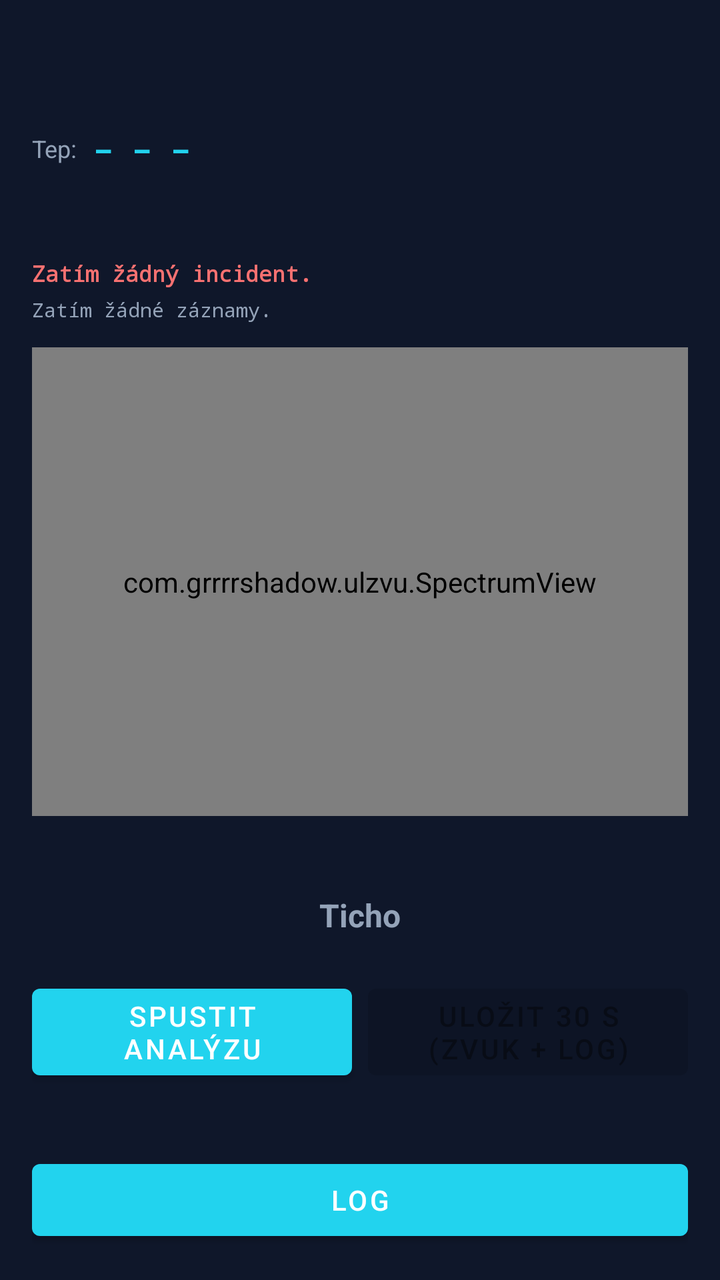
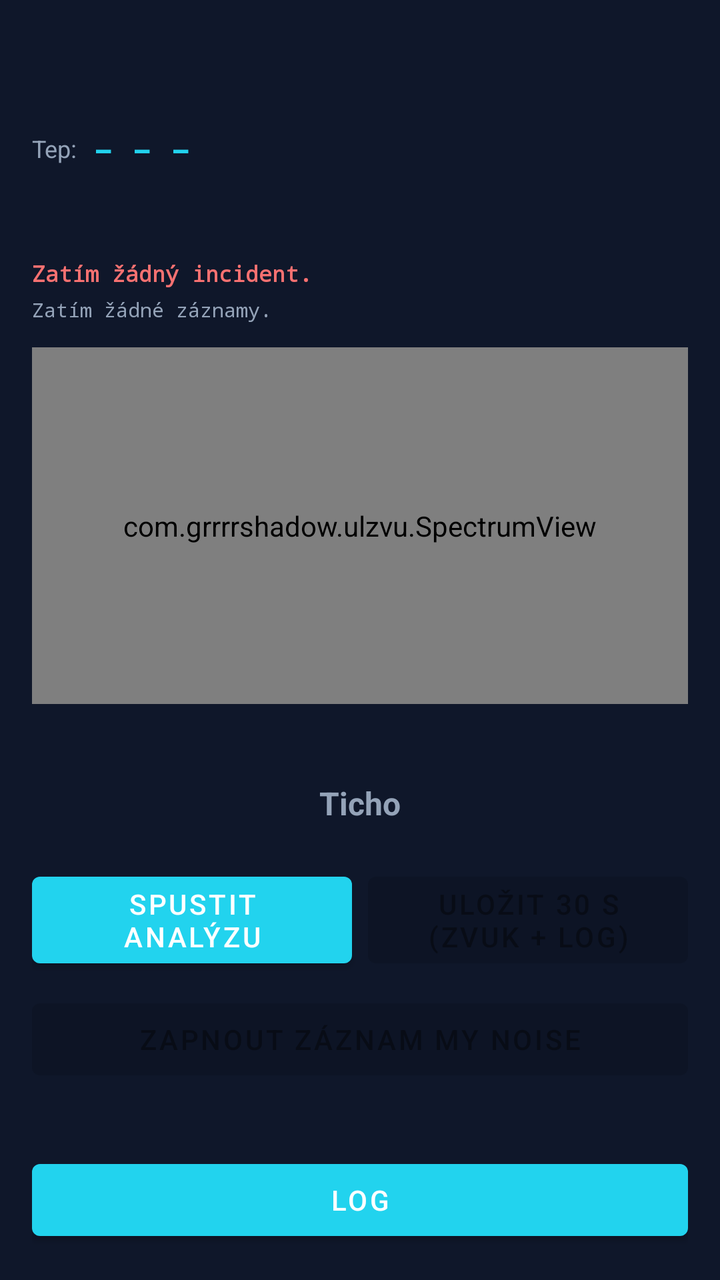

The first picture is an Android layout as it rendered before a commit; the second is the same layout after the commit. The layout source and the unified diff follow.
<!-- AndroidManifest.xml: application theme Theme.Ulzvu -->
<!-- res/layout/activity_main.xml -->
<?xml version="1.0" encoding="utf-8"?>
<LinearLayout xmlns:android="http://schemas.android.com/apk/res/android"
    android:layout_width="match_parent"
    android:layout_height="match_parent"
    android:orientation="vertical"
    android:background="@color/background"
    android:padding="16dp">

    <TextView
        android:id="@+id/tvDeviceInfo"
        android:layout_width="match_parent"
        android:layout_height="wrap_content"
        android:textColor="@color/text_secondary"
        android:textSize="12sp"
        android:fontFamily="monospace" />

    <TextView
        android:id="@+id/tvConfigInfo"
        android:layout_width="match_parent"
        android:layout_height="wrap_content"
        android:layout_marginTop="4dp"
        android:textColor="@color/text_primary"
        android:textSize="14sp"
        android:fontFamily="monospace" />

    <LinearLayout
        android:layout_width="match_parent"
        android:layout_height="wrap_content"
        android:layout_marginTop="8dp"
        android:orientation="horizontal"
        android:gravity="center_vertical">

        <TextView
            android:layout_width="wrap_content"
            android:layout_height="wrap_content"
            android:text="@string/hr_label"
            android:textColor="@color/text_secondary"
            android:textSize="12sp" />

        <TextView
            android:id="@+id/tvBpm"
            android:layout_width="0dp"
            android:layout_height="wrap_content"
            android:layout_weight="1"
            android:layout_marginStart="8dp"
            android:textColor="@color/accent"
            android:textSize="16sp"
            android:fontFamily="monospace"
            android:textStyle="bold"
            android:text="@string/hr_unreliable" />
    </LinearLayout>

    <TextView
        android:id="@+id/tvMotionWarning"
        android:layout_width="match_parent"
        android:layout_height="wrap_content"
        android:gravity="center"
        android:padding="4dp"
        android:textSize="12sp"
        android:textColor="@color/ultrasound_alert"
        android:text="@string/hr_motion_warning"
        android:visibility="invisible" />

    <TextView
        android:id="@+id/tvLastIncident"
        android:layout_width="match_parent"
        android:layout_height="wrap_content"
        android:layout_marginTop="6dp"
        android:textColor="@color/ultrasound_alert"
        android:textStyle="bold"
        android:textSize="11sp"
        android:fontFamily="monospace"
        android:maxLines="2"
        android:text="@string/no_incidents_yet" />

    <TextView
        android:id="@+id/tvRecentLog"
        android:layout_width="match_parent"
        android:layout_height="wrap_content"
        android:layout_marginTop="4dp"
        android:textColor="@color/text_secondary"
        android:textSize="10sp"
        android:fontFamily="monospace"
        android:maxLines="7"
        android:text="@string/log_empty" />

    <com.grrrrshadow.ulzvu.SpectrumView
        android:id="@+id/spectrumView"
        android:layout_width="match_parent"
        android:layout_height="0dp"
        android:layout_weight="1"
        android:layout_marginTop="12dp"
        android:layout_marginBottom="12dp"
        android:background="@color/surface" />

    <TextView
        android:id="@+id/tvPeakInfo"
        android:layout_width="match_parent"
        android:layout_height="wrap_content"
        android:textColor="@color/text_primary"
        android:textSize="11sp"
        android:maxLines="1"
        android:fontFamily="monospace" />

    <TextView
        android:id="@+id/tvUltrasoundAlert"
        android:layout_width="match_parent"
        android:layout_height="wrap_content"
        android:layout_marginTop="4dp"
        android:gravity="center"
        android:padding="8dp"
        android:textStyle="bold"
        android:textSize="16sp"
        android:textColor="@color/text_secondary"
        android:text="@string/status_idle" />

    <LinearLayout
        android:layout_width="match_parent"
        android:layout_height="wrap_content"
        android:layout_marginTop="12dp"
        android:orientation="horizontal">

        <Button
            android:id="@+id/btnToggleAnalysis"
            android:layout_width="0dp"
            android:layout_height="wrap_content"
            android:layout_weight="1"
            android:text="@string/start_analysis" />

        <Button
            android:id="@+id/btnSaveRewind"
            android:layout_width="0dp"
            android:layout_height="wrap_content"
            android:layout_weight="1"
            android:layout_marginStart="8dp"
            android:text="@string/rewind_button"
            android:enabled="false" />
    </LinearLayout>

    <TextView
        android:id="@+id/tvStatus"
        android:layout_width="match_parent"
        android:layout_height="wrap_content"
        android:layout_marginTop="8dp"
        android:textColor="@color/text_secondary"
        android:textSize="12sp" />

    <Button
        android:id="@+id/btnOpenLog"
        android:layout_width="match_parent"
        android:layout_height="wrap_content"
        android:layout_marginTop="8dp"
        android:text="@string/open_log" />

</LinearLayout>
<!-- resources referenced by this layout -->
<resources>
  <color name="accent">#22D3EE</color>
  <color name="background">#0F172A</color>
  <color name="surface">#1E293B</color>
  <color name="text_primary">#E2E8F0</color>
  <color name="text_secondary">#94A3B8</color>
  <color name="ultrasound_alert">#F87171</color>
  <string name="hr_label">Tep:</string>
  <string name="hr_motion_warning">Pohyb ruší měření tepu — přiložte telefon pevně k zápěstí/hrudi a držte v klidu</string>
  <string name="hr_unreliable">– – –</string>
  <string name="log_empty">Zatím žádné záznamy.</string>
  <string name="no_incidents_yet">Zatím žádný incident.</string>
  <string name="open_log">Log</string>
  <string name="rewind_button">Uložit 30 s (zvuk + log)</string>
  <string name="start_analysis">Spustit analýzu</string>
  <string name="status_idle">Ticho</string>
  <style name="Theme.Ulzvu" parent="Theme.MaterialComponents.DayNight.NoActionBar">
          <item name="colorPrimary">@color/accent</item>
          <item name="colorPrimaryDark">@color/background</item>
          <item name="colorAccent">@color/accent</item>
          <item name="android:windowBackground">@color/background</item>
      </style>
</resources>

<!-- the commit's change to res/layout/activity_main.xml (unified diff, before → after) -->
@@ -137,6 +137,14 @@
             android:enabled="false" />
     </LinearLayout>
 
+    <Button
+        android:id="@+id/btnToggleMynoise"
+        android:layout_width="match_parent"
+        android:layout_height="wrap_content"
+        android:layout_marginTop="8dp"
+        android:text="@string/mynoise_button_start"
+        android:enabled="false" />
+
     <TextView
         android:id="@+id/tvStatus"
         android:layout_width="match_parent"
<!-- resource entries referenced after the edit -->
@@ -10,6 +10,7 @@
   <string name="hr_motion_warning">Pohyb ruší měření tepu — přiložte telefon pevně k zápěstí/hrudi a držte v klidu</string>
   <string name="hr_unreliable">– – –</string>
   <string name="log_empty">Zatím žádné záznamy.</string>
+  <string name="mynoise_button_start">Zapnout záznam My Noise</string>
   <string name="no_incidents_yet">Zatím žádný incident.</string>
   <string name="open_log">Log</string>
   <string name="rewind_button">Uložit 30 s (zvuk + log)</string>
